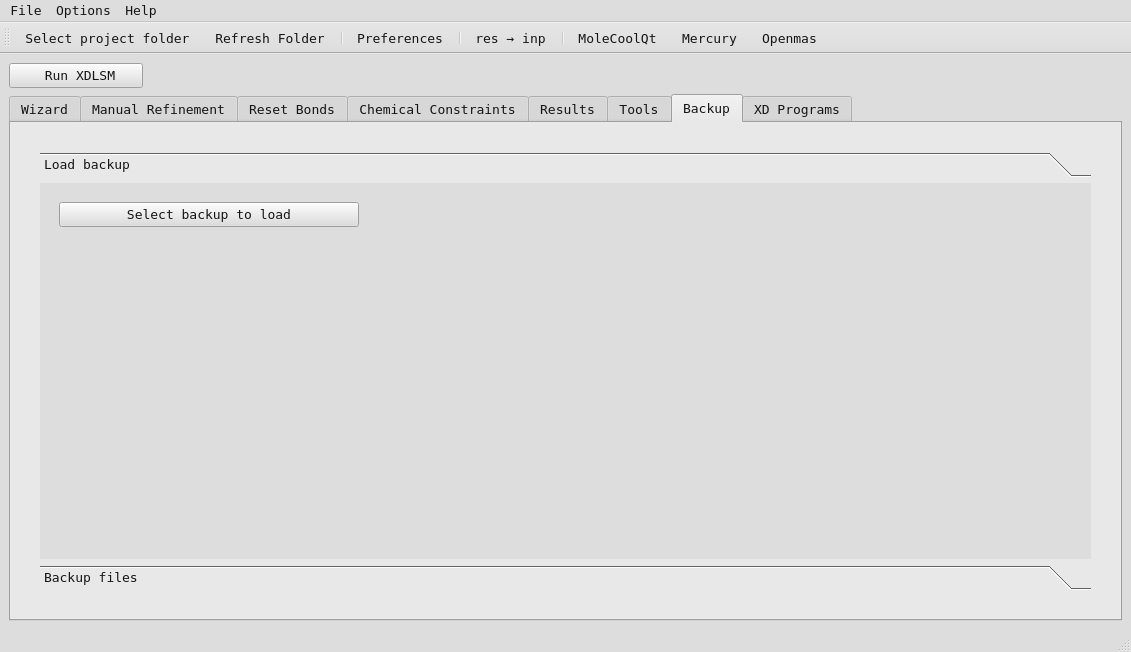
The window that src/xdcool.ui (mcrav/XDToolkit) describes before a commit, drawn with Qt 5.
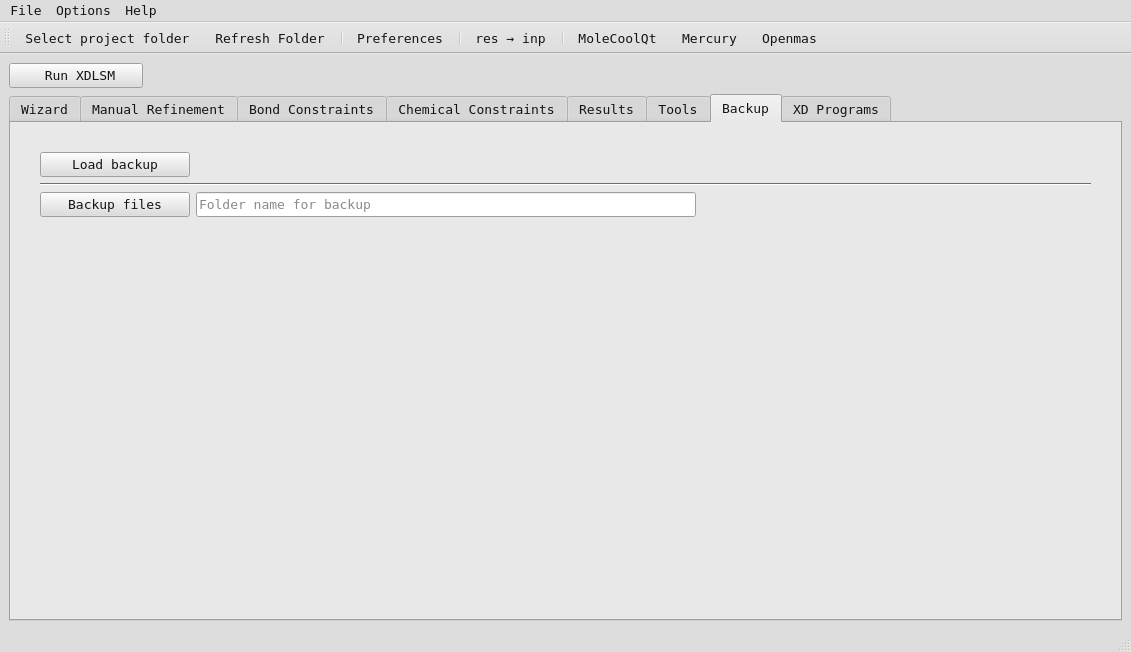
The same window after the commit. The open tabs and pages were chosen to show the change. Icons and pictures are not drawn.

```diff
--- a/src/xdcool.ui
+++ b/src/xdcool.ui
@@ -1950,7 +1950,7 @@
       </widget>
       <widget class="QWidget" name="tab_3">
        <attribute name="title">
-        <string>Reset Bonds</string>
+        <string>Bond Constraints</string>
        </attribute>
        <attribute name="toolTip">
         <string>Constrain X-H bond lengths</string>
@@ -4201,117 +4201,65 @@
            <number>20</number>
           </property>
           <item>
-           <widget class="QToolBox" name="backupToolbox">
-            <property name="lineWidth">
-             <number>1</number>
-            </property>
-            <property name="currentIndex">
+           <layout class="QVBoxLayout" name="verticalLayout_19">
+            <property name="topMargin">
              <number>0</number>
             </property>
-            <property name="tabSpacing">
-             <number>6</number>
-            </property>
-            <widget class="QWidget" name="page_15">
-             <property name="geometry">
-              <rect>
-               <x>0</x>
-               <y>0</y>
-               <width>1051</width>
-               <height>376</height>
-              </rect>
-             </property>
-             <attribute name="label">
-              <string>Load backup</string>
-             </attribute>
-             <layout class="QGridLayout" name="gridLayout_23">
-              <item row="1" column="0">
-               <layout class="QVBoxLayout" name="verticalLayout_34">
-                <property name="leftMargin">
-                 <number>10</number>
-                </property>
+            <item>
+             <layout class="QHBoxLayout" name="horizontalLayout_6">
                 <property name="topMargin">
-                 <number>10</number>
-                </property>
-                <property name="rightMargin">
-                 <number>10</number>
-                </property>
-                <property name="bottomMargin">
-                 <number>10</number>
+               <number>0</number>
                 </property>
                 <item>
                  <widget class="QPushButton" name="loadBackupBut">
                   <property name="maximumSize">
                    <size>
-                    <width>300</width>
+                  <width>150</width>
                     <height>16777215</height>
                    </size>
                   </property>
                   <property name="text">
-                   <string>Select backup to load</string>
+                 <string>Load backup</string>
                   </property>
                  </widget>
                 </item>
                 <item>
                  <widget class="QLabel" name="loadBackupLab">
+                <property name="font">
+                 <font>
+                  <italic>true</italic>
+                 </font>
+                </property>
                   <property name="text">
                    <string/>
                   </property>
                  </widget>
                 </item>
+             </layout>
+            </item>
                 <item>
-                 <spacer name="verticalSpacer_3">
+             <widget class="Line" name="line_13">
                   <property name="orientation">
-                   <enum>Qt::Vertical</enum>
-                  </property>
-                  <property name="sizeHint" stdset="0">
-                   <size>
-                    <width>20</width>
-                    <height>40</height>
-                   </size>
-                  </property>
-                 </spacer>
-                </item>
-               </layout>
-              </item>
-             </layout>
-            </widget>
-            <widget class="QWidget" name="page_14">
-             <property name="geometry">
-              <rect>
-               <x>0</x>
-               <y>0</y>
-               <width>1051</width>
-               <height>376</height>
-              </rect>
-             </property>
-             <attribute name="label">
-              <string>Backup files</string>
-             </attribute>
-             <layout class="QGridLayout" name="gridLayout_22">
-              <item row="0" column="0">
-               <layout class="QVBoxLayout" name="verticalLayout_27">
-                <property name="leftMargin">
-                 <number>10</number>
-                </property>
-                <property name="topMargin">
-                 <number>10</number>
-                </property>
-                <property name="rightMargin">
-                 <number>10</number>
-                </property>
-                <property name="bottomMargin">
-                 <number>10</number>
-                </property>
+               <enum>Qt::Horizontal</enum>
+              </property>
+             </widget>
+            </item>
                 <item>
                  <layout class="QHBoxLayout" name="horizontalLayout_32">
                   <property name="leftMargin">
-                   <number>20</number>
+               <number>0</number>
                   </property>
                   <item>
                    <widget class="QPushButton" name="customBackupBut">
+                <property name="minimumSize">
+                 <size>
+                  <width>150</width>
+                  <height>0</height>
+                 </size>
+                </property>
                     <property name="maximumSize">
                      <size>
-                      <width>200</width>
+                  <width>150</width>
                       <height>16777215</height>
                      </size>
                     </property>
@@ -4391,10 +4339,6 @@
                </layout>
               </item>
              </layout>
-            </widget>
-           </widget>
-          </item>
-         </layout>
         </item>
        </layout>
       </widget>
```
Left out of the diff: 169 changed lines with no effect on the pictures. Lines whose indentation alone changed are shown as unchanged.
